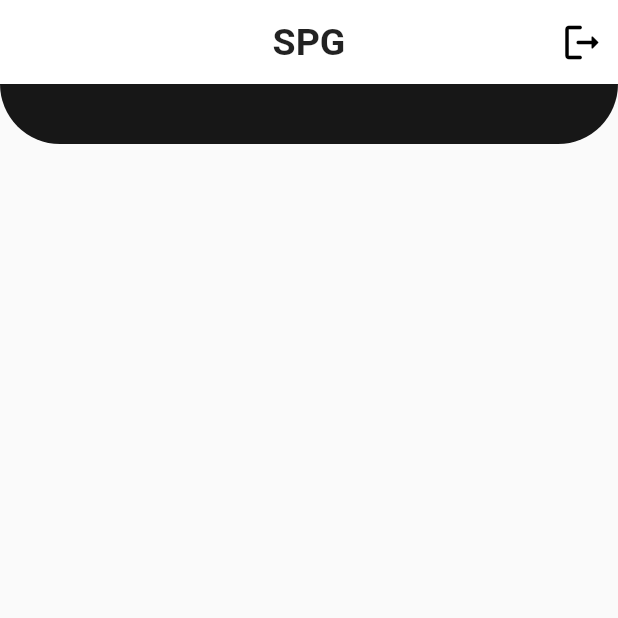
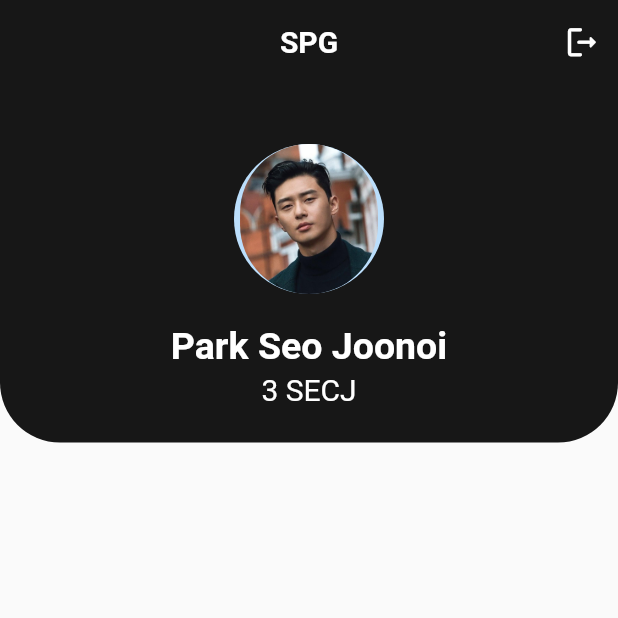
Before and after one commit to Sushi-Oriented/SistemPenilaianGuru, a Flutter app: the DashboardStudBody screen opened directly, on a phone screen of 412 x 824 dp, the top half of it. Run offline on Flutter 3.47's test engine with Material 2 defaults, Android fonts, the phone set to English and light mode, and no system bars; our stand-ins replace flutter_signin_button.

Commit message:
Add image, name & info pelajar

```diff
--- /dev/null
+++ b/lib/components/user_image.dart
@@ -0,0 +1,31 @@
+import 'package:flutter/material.dart';
+
+class UserImage extends StatelessWidget {
+  final Image image;
+  const UserImage({
+    Key key,
+    this.image,
+  }) : super(key: key);
+
+  @override
+  Widget build(BuildContext context) {
+    return Container(
+      margin: EdgeInsets.all(20),
+      width: 100,
+      height: 100,
+      // decoration: BoxDecoration(
+      //   shape: BoxShape.circle,
+      //   image: DecorationImage(
+      //       image: NetworkImage('https://googleflutter.com/sample_image.jpg'),
+      //       fit: BoxFit.fill),
+      // ), // fetch image from network
+      child: CircleAvatar(
+        radius: 16.0,
+        child: ClipRRect(
+          child: image,
+          borderRadius: BorderRadius.circular(80.0),
+        ),
+      ),
+    );
+  }
+}
--- /dev/null
+++ b/lib/components/user_info.dart
@@ -0,0 +1,21 @@
+import 'package:flutter/material.dart';
+
+class UserInfo extends StatelessWidget {
+  final String text;
+  const UserInfo({
+    Key key,
+    this.text,
+  }) : super(key: key);
+
+  @override
+  Widget build(BuildContext context) {
+    return Text(
+      text,
+      style: TextStyle(
+        color: Colors.white,
+        fontSize: 20.0,
+        fontWeight: FontWeight.normal,
+      ),
+    );
+  }
+}
--- /dev/null
+++ b/lib/components/user_name.dart
@@ -0,0 +1,21 @@
+import 'package:flutter/material.dart';
+
+class UserName extends StatelessWidget {
+  final String text;
+  const UserName({
+    Key key,
+    this.text,
+  }) : super(key: key);
+
+  @override
+  Widget build(BuildContext context) {
+    return Text(
+      text,
+      style: TextStyle(
+        color: Colors.white,
+        fontSize: 25.0,
+        fontWeight: FontWeight.bold,
+      ),
+    );
+  }
+}
--- a/lib/screens/student/body.dart
+++ b/lib/screens/student/body.dart
@@ -1,7 +1,12 @@
 import 'package:flutter/material.dart';
-import 'package:spg_test/components/custom_app_bar.dart';
+import 'package:spg_test/components/user_image.dart';
+import 'package:spg_test/components/user_info.dart';
+import 'package:spg_test/components/user_name.dart';
 
 import 'package:spg_test/constant.dart';
+
+import 'package:spg_test/screens/student/components/custom_app_bar.dart';
+
 import 'package:spg_test/screens/student/dashboard_screen.dart';
 import 'package:spg_test/screens/welcome/welcome_screen.dart';
 
@@ -12,18 +17,11 @@ class DashboardStudBody extends StatelessWidget {
 
   @override
   Widget build(BuildContext context) {
-    Size size = MediaQuery.of(context).size;
     return Scaffold(
       appBar: CustomAppBar(
-          title: Text(
-            'SPG',
-            style: TextStyle(
-              fontWeight: FontWeight.bold,
-              fontSize: 25,
-            ),
-          ),
         icon: Icon(Icons.logout_rounded),
         pressed: () => {
+          // To be changed
           Navigator.push(
             context,
             MaterialPageRoute(builder: (context) => WelcomeScreen()),
@@ -43,9 +41,43 @@ class DashboardStudBody extends StatelessWidget {
                   bottomRight: Radius.circular(40.0),
                 ),
               ),
+              child: Column(
+                crossAxisAlignment: CrossAxisAlignment.start,
+                children: <Widget>[
+                  Row(
+                    mainAxisAlignment: MainAxisAlignment.center,
+                    children: <Widget>[
+                      UserImage(
+                        image: Image.asset(
+                            'assets/images/userPic.jpg'), // Gambar Pelajar - Rasanya method ni kena ubah, kutt
+                      )
+                    ],
+                  ),
+                  Row(
+                    mainAxisAlignment: MainAxisAlignment.center,
+                    children: <Widget>[
+                      UserName(
+                        text: "Park Seo Joonoi", // Nama Pelajar - Mock Data
+                      ),
+                    ],
+                  ),
+                  Row(
+                    mainAxisAlignment: MainAxisAlignment.center,
+                    children: <Widget>[
+                      SizedBox(
+                        height: 30.0,
+                      ),
+                      UserInfo(
+                        text: "3 SECJ",
+                      ) // Kelas Pelajar
+                    ],
+                  )
+                ],
+              ),
             ),
           )
         ],
-        ));
+      ),
+    );
   }
 }
--- a/lib/components/custom_app_bar.dart
+++ b/lib/screens/student/components/custom_app_bar.dart
@@ -6,13 +6,11 @@ import 'package:spg_test/constant.dart';
 class CustomAppBar extends StatelessWidget with PreferredSizeWidget {
   final Function pressed;
   final Icon icon;
-  final Text title;
 
   const CustomAppBar({
     Key key,
     this.icon,
     this.pressed,
-    this.title,
   }) : super(key: key);
 
   @override
@@ -20,15 +18,23 @@ class CustomAppBar extends StatelessWidget with PreferredSizeWidget {
     return Scaffold(
       appBar: AppBar(
         centerTitle: true,
-        backgroundColor: Colors.white,
+        backgroundColor: spgPrimaryColor,
         automaticallyImplyLeading: false,
         elevation: 0.0,
-        title: title,
+        title: Text(
+          'SPG',
+          style: TextStyle(
+            fontWeight: FontWeight.bold,
+            fontSize: 20,
+            color: Colors.white,
+          ),
+        ),
         actions: <Widget>[
           IconButton(
             icon: icon,
-            iconSize: 30.0,
+            iconSize: 25.0,
             onPressed: pressed,
+            color: Colors.white,
           ),
         ],
       ),
--- a/pubspec.yaml
+++ b/pubspec.yaml
@@ -54,6 +54,8 @@ flutter:
     - assets/images/signUpPic.png
     - assets/images/shape1.png
     - assets/images/shape2.png
+    - assets/images/userPic.jpg
+    - assets/images/userPic2.jpg
 
   # An image asset can refer to one or more resolution-specific "variants", see
   # https://flutter.dev/assets-and-images/#resolution-aware.
```
Also changed, not shown: assets/images/userPic.jpg (added), assets/images/userPic2.jpg (added), lib/screens/student/appbar.dart (deleted). Lines whose indentation alone changed are shown as unchanged.
